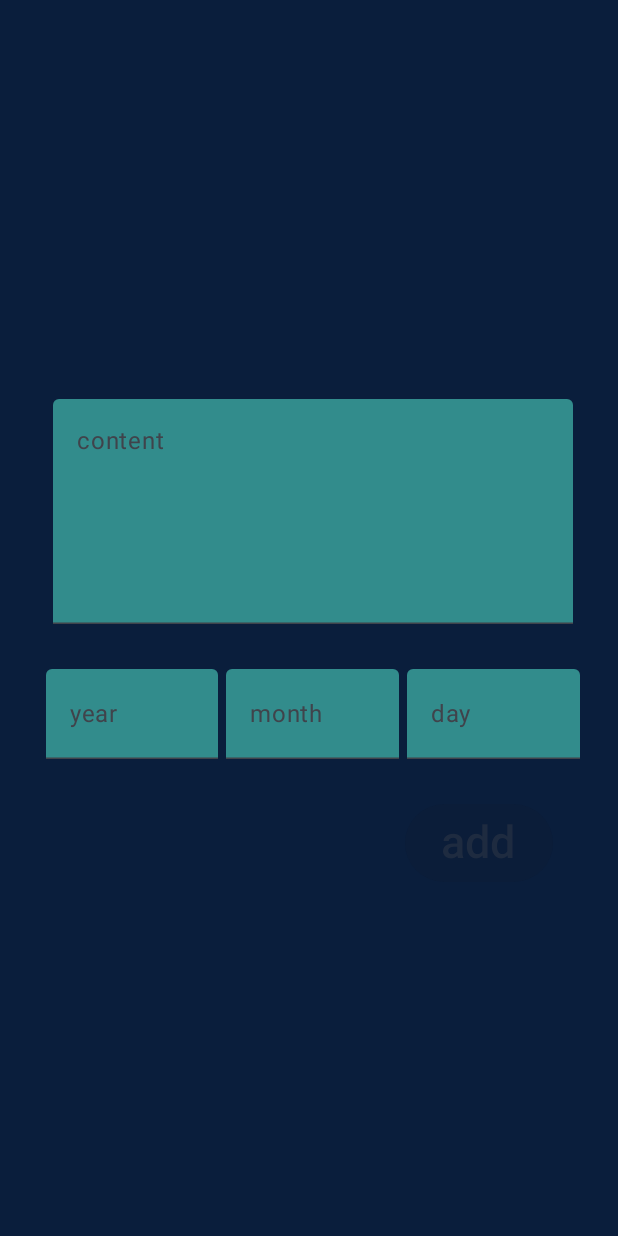
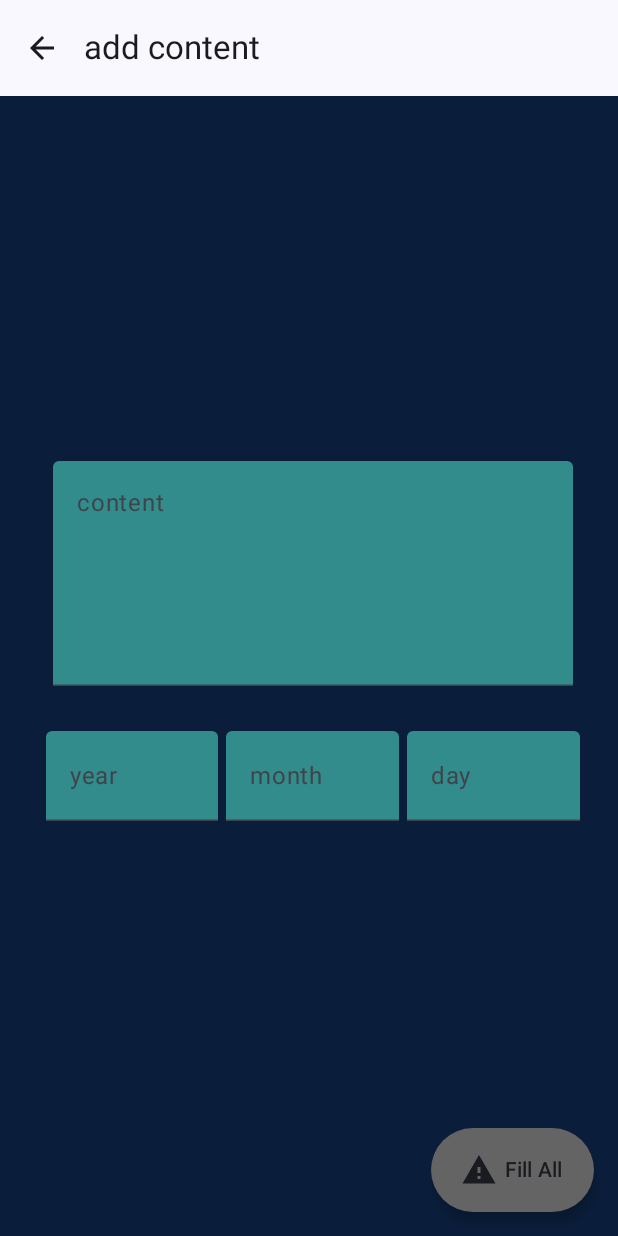
Before and after one commit to LRun99/TodoList, an Android app built with Jetpack Compose: the DataAddScene screen opened through its navigation route, on a phone screen of 412 x 824 dp. Run offline under Robolectric (Android 15) with nearby library versions, the phone set to English and light mode, and no system bars.

Commit message:
created top bar adjusted add button and some layouts

```diff
--- a/app/src/main/java/com/example/todolist/data/DataDao.kt
+++ b/app/src/main/java/com/example/todolist/data/DataDao.kt
@@ -22,6 +22,6 @@ interface DataDao {
     @Query("SELECT * from data WHERE id = :id")
     fun getData(id: Int): Flow<Data>
 
-    @Query("SELECT * from data ORDER BY content ASC")
+    @Query("SELECT * from data ORDER BY time ASC")
     fun getAllData(): Flow<List<Data>>
 }
--- a/app/src/main/java/com/example/todolist/ui/scenes/DataAddScene.kt
+++ b/app/src/main/java/com/example/todolist/ui/scenes/DataAddScene.kt
@@ -4,19 +4,32 @@ import androidx.compose.foundation.background
 import androidx.compose.foundation.layout.Arrangement
 import androidx.compose.foundation.layout.Column
 import androidx.compose.foundation.layout.Row
+import androidx.compose.foundation.layout.Spacer
 import androidx.compose.foundation.layout.fillMaxSize
 import androidx.compose.foundation.layout.fillMaxWidth
 import androidx.compose.foundation.layout.height
 import androidx.compose.foundation.layout.padding
+import androidx.compose.foundation.layout.width
+import androidx.compose.foundation.shape.CircleShape
 import androidx.compose.foundation.text.KeyboardOptions
+import androidx.compose.material.icons.Icons
+import androidx.compose.material.icons.filled.Add
+import androidx.compose.material.icons.filled.ArrowBack
+import androidx.compose.material.icons.filled.Create
+import androidx.compose.material.icons.filled.Warning
 import androidx.compose.material3.Button
 import androidx.compose.material3.ButtonDefaults
 import androidx.compose.material3.ExperimentalMaterial3Api
+import androidx.compose.material3.ExtendedFloatingActionButton
+import androidx.compose.material3.FloatingActionButton
+import androidx.compose.material3.Icon
+import androidx.compose.material3.IconButton
 import androidx.compose.material3.OutlinedTextField
 import androidx.compose.material3.Scaffold
 import androidx.compose.material3.Text
 import androidx.compose.material3.TextField
 import androidx.compose.material3.TextFieldDefaults
+import androidx.compose.material3.TopAppBar
 import androidx.compose.runtime.Composable
 import androidx.compose.runtime.getValue
 import androidx.compose.runtime.mutableStateOf
@@ -39,7 +52,9 @@ import java.text.NumberFormat
 import com.example.todolist.data.Data
 import com.example.todolist.ui.theme.BGColor
 import com.example.todolist.ui.theme.TodoListTheme
+import com.example.todolist.ui.theme.buttonBGColor
 import com.example.todolist.ui.theme.cardBGColor
+import com.example.todolist.ui.theme.disableButtonBGColor
 import java.text.SimpleDateFormat
 import java.util.Date
 
@@ -56,19 +71,74 @@ fun DataAddScene(
     viewModel: DataAddViewModel = viewModel(factory = AppViewModelProvider.Factory)
 ){
     val coroutineScope = rememberCoroutineScope()
+    val dataUiState = viewModel.dataUiState
     Scaffold(
-        modifier = modifier
+        modifier = modifier,
+        topBar = {
+            TopAppBar(
+                title = { Text("add content") },
+                modifier = Modifier,
+                navigationIcon = {
+                    IconButton(
+                        onClick = navigateToHome
+                        ) {
+                        Icon(
+                            imageVector = Icons.Filled.ArrowBack,
+                            contentDescription = "back button"
+                        )
+                    }
+                }
+            )
+        },
+        floatingActionButton = {
+            if(dataUiState.isEntryValid) {
+                ExtendedFloatingActionButton(
+                    onClick = {
+                            coroutineScope.launch {
+                                viewModel.setTime(viewModel.dataUiState.dataDetails)
+                                viewModel.saveData()
+                                navigateToHome()
+                            }
+                        },
+                    shape = CircleShape,
+                    containerColor = buttonBGColor,
+                ) {
+                    Icon(
+                        imageVector = Icons.Filled.Create,
+                        contentDescription = null
+                    )
+                    Spacer(
+                        modifier = Modifier
+                            .width(5.dp)
+                    )
+                    Text(
+                        text = "Create"
+                    )
+                }
+            }else{
+                ExtendedFloatingActionButton(
+                    onClick = {},
+                    shape = CircleShape,
+                    containerColor = disableButtonBGColor,
+                ) {
+                    Icon(
+                        imageVector = Icons.Filled.Warning,
+                        contentDescription = null
+                    )
+                    Spacer(
+                        modifier = Modifier
+                            .width(5.dp)
+                    )
+                    Text(
+                        text = "Fill All"
+                    )
+                }
+            }
+        }
     ) {innerPadding ->
         DataAddBody(
             dataUiState = viewModel.dataUiState,
             onDataValueChange = viewModel::updateUiState,
-            onSaveClick = {
-                coroutineScope.launch {
-                    viewModel.setTime(viewModel.dataUiState.dataDetails)
-                    viewModel.saveData()
-                    navigateToHome()
-                }
-            },
             modifier = Modifier
                 .padding(innerPadding)
                 .fillMaxWidth(),
@@ -80,7 +150,6 @@ fun DataAddScene(
 fun DataAddBody(
     dataUiState: DataUiState,
     onDataValueChange: (DataDetails) -> Unit,
-    onSaveClick: () -> Unit,
     modifier: Modifier = Modifier,
 ){
     Column(
@@ -114,23 +183,6 @@ fun DataAddBody(
                 ),
             onValueChange = onDataValueChange,
         )
-        Button(
-            onClick = onSaveClick,
-            enabled = dataUiState.isEntryValid,
-            modifier = Modifier
-                .padding(
-                    start = 270.dp,
-                    top = 30.dp
-                ),
-            colors = ButtonDefaults.buttonColors(
-                containerColor = cardBGColor
-            )
-        ) {
-            Text(
-                text = "add",
-                fontSize = 30.sp,
-            )
-        }
     }
 }
 
@@ -257,7 +309,7 @@ class DataAddViewModel(private val dataRepository: DataRepository) : ViewModel()
     }
 
     fun setTime(uiState: DataDetails = dataUiState.dataDetails){
-        uiState.time = (uiState.year.toInt() * 10000 + uiState.year.toInt() * 100 + uiState.day.toInt()).toString()
+        uiState.time = (uiState.year.toInt() * 10000 + uiState.month.toInt() * 100 + uiState.day.toInt()).toString()
     }
 
     suspend fun saveData(){
@@ -334,6 +386,6 @@ fun DataAddScenePreview() {
     TodoListTheme {
         DataAddBody(
             dataUiState = DataUiState(DataDetails(1, "Game", "2000", "1", "23", "20000123")),
-            onDataValueChange = {}, onSaveClick = {})
+            onDataValueChange = {})
     }
 }
--- a/app/src/main/java/com/example/todolist/ui/scenes/HomeScene.kt
+++ b/app/src/main/java/com/example/todolist/ui/scenes/HomeScene.kt
@@ -11,14 +11,21 @@ import androidx.compose.foundation.layout.height
 import androidx.compose.foundation.layout.padding
 import androidx.compose.foundation.lazy.LazyColumn
 import androidx.compose.foundation.lazy.items
+import androidx.compose.foundation.shape.CircleShape
+import androidx.compose.material.icons.Icons
+import androidx.compose.material.icons.filled.Add
 import androidx.compose.material3.Button
 import androidx.compose.material3.ButtonColors
 import androidx.compose.material3.ButtonDefaults
 import androidx.compose.material3.Card
 import androidx.compose.material3.CardDefaults
 import androidx.compose.material3.ExperimentalMaterial3Api
+import androidx.compose.material3.FloatingActionButton
+import androidx.compose.material3.Icon
+import androidx.compose.material3.IconButton
 import androidx.compose.material3.Scaffold
 import androidx.compose.material3.Text
+import androidx.compose.material3.TopAppBar
 import androidx.compose.runtime.Composable
 import androidx.compose.runtime.collectAsState
 import androidx.compose.runtime.getValue
@@ -59,7 +66,19 @@ fun HomeScene(
     val homeUiState by viewModel.homeUiState.collectAsState()
 
     Scaffold(
-        modifier = modifier
+        modifier = modifier,
+        floatingActionButton = {
+            FloatingActionButton(
+                onClick = navigateToAddData,
+                shape = CircleShape,
+                containerColor = buttonBGColor
+            ) {
+                Icon(
+                    imageVector = Icons.Default.Add,
+                    contentDescription = null
+                )
+            }
+        }
     ) {innerPadding ->
         HomeBody(
             dataList = homeUiState.dataList,
@@ -126,36 +145,7 @@ fun HomeBody(
 //            dataFontSize = 20.sp,
 //            onDataClick = {onDataClick(it.id)}
 //        )
-        AddButton(
-            modifier = Modifier
-                .padding(
-                    top = 10.dp,
-                    start = 300.dp
-                ),
-            onAddButtonClick = onAddButtonClick
-        )
     }
-}
-
-@Composable
-fun AddButton(
-    modifier: Modifier = Modifier,
-    onAddButtonClick: () -> Unit
-){
-    Button(
-        onClick = { onAddButtonClick() },
-        colors = ButtonDefaults.buttonColors(
-            containerColor = buttonBGColor
-        ),
-        modifier = modifier
-    ) {
-        Text(
-            text = "+",
-            color = Color.LightGray,
-            fontSize = 40.sp
-        )
-    }
-
 }
 
 @Composable
@@ -197,17 +187,25 @@ private fun Datum(
     ) {
         Row(
             modifier = modifier
-                .fillMaxWidth()
-                .padding(8.dp),
+                .fillMaxWidth(),
             horizontalArrangement = Arrangement.SpaceBetween
         ) {
             Text(
-                text = datum.formatedDisplayContent(),
-                fontSize = dataFontSize
+                text = datum.content,
+                fontSize = dataFontSize,
+                color = Color.Black,
+                maxLines = 1,
+                modifier = modifier
+                    .weight(6f)
+                    .padding(8.dp)
             )
             Text(
                 text = datum.formatedTime(),
                 fontSize = dataFontSize,
+                color = Color.Black,
+                modifier = modifier
+                    .weight(4f)
+                    .padding(8.dp)
             )
         }
     }
--- a/app/src/main/java/com/example/todolist/ui/theme/Color.kt
+++ b/app/src/main/java/com/example/todolist/ui/theme/Color.kt
@@ -13,3 +13,4 @@ val Pink40 = Color(0xFF7D5260)
 val BGColor = Color(0xFF0A1E3C)
 val cardBGColor = Color(0xFF328C8C)
 val buttonBGColor = Color(0xFF0A9687)
+val disableButtonBGColor = Color(0xFF646464)
```
Also changed, not shown: app/src/main/java/com/example/todolist/ui/scenes/DataDetailScene.kt (+68 -16 lines), app/src/main/java/com/example/todolist/ui/scenes/DataEditScene.kt (+25 -7 lines).
